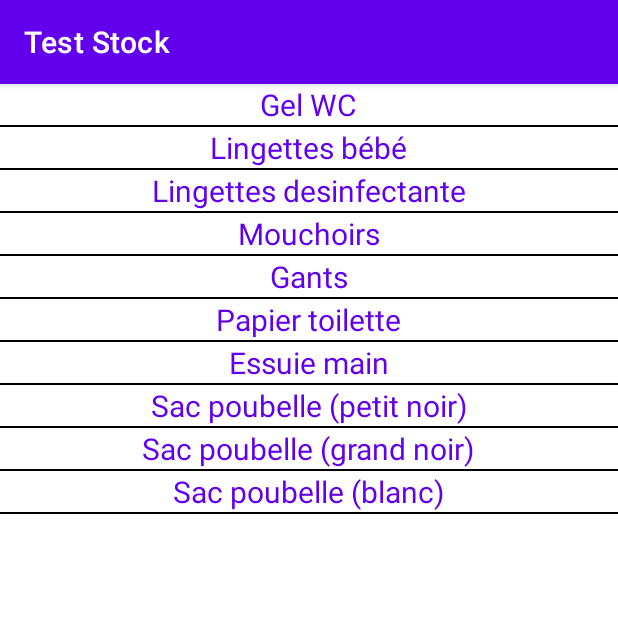
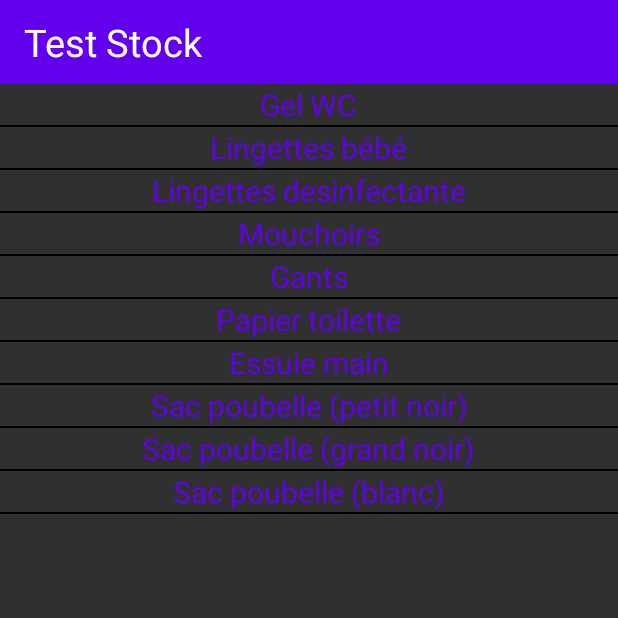
Before and after one commit to GillouH/TestStock, an Android app: the screen it shows after launch (MainActivity), on a phone screen of 412 x 824 dp, the top half of it. Run offline under Robolectric (Android 15) with nearby library versions, the phone set to English and light mode, and no system bars.

Commit message:
Thème et styles
Personnalisation de la toolBar, création du theme générale de l'appli et des styles pour la main activity

```diff
--- a/app/src/main/java/com/example/teststock/controllers/MainActivity.java
+++ b/app/src/main/java/com/example/teststock/controllers/MainActivity.java
@@ -1,6 +1,7 @@
 package com.example.teststock.controllers;
 
 import androidx.appcompat.app.AppCompatActivity;
+import androidx.appcompat.widget.Toolbar;
 import androidx.core.content.ContextCompat;
 import androidx.recyclerview.widget.DividerItemDecoration;
 import androidx.recyclerview.widget.LinearLayoutManager;
@@ -33,6 +34,9 @@ public class MainActivity extends AppCompatActivity{
         super.onCreate(savedInstanceState);
         setContentView(R.layout.activity_main);
 
+        Toolbar toolbar = (Toolbar)findViewById(R.id.activityMain_toolbar);
+        setSupportActionBar(toolbar);
+
         // RecyclerView initialization.
         recyclerView = findViewById(R.id.activityMain_recyclerView_listItem);
         recyclerView.setLayoutManager(recyclerViewLayoutManager);
--- a/app/src/main/res/layout/activity_item_detail.xml
+++ b/app/src/main/res/layout/activity_item_detail.xml
@@ -4,14 +4,15 @@
     android:layout_width="match_parent"
     android:layout_height="match_parent"
     android:orientation="vertical"
-    tools:context=".controllers.ItemDetailActivity">
+    tools:context=".controllers.ItemDetailActivity"
+    android:layout_margin="5sp">
 
     <TextView
         android:id="@+id/activityItemDetail_textView_itemName"
         android:layout_width="wrap_content"
         android:layout_height="wrap_content"
         android:text="@string/default_item_name"
-        android:textSize="20sp" />
+        style="@style/ItemName"/>
 
     <LinearLayout
         android:id="@+id/activityItemDetail_linearLayout_itemBasic"
@@ -21,15 +22,13 @@
         <TextView
             android:layout_width="wrap_content"
             android:layout_height="wrap_content"
-            android:text="@string/default_item_quantityUnitLabel"
-            android:textSize="15sp"/>
+            android:text="@string/default_item_quantityUnitLabel"/>
 
         <TextView
             android:id="@+id/activityItemDetail_textView_itemQuantityUnitValue"
             android:layout_width="wrap_content"
             android:layout_height="wrap_content"
-            android:text="@string/default_item_quantityUnitValue"
-            android:textSize="15sp"/>
+            android:text="@string/default_item_quantityUnitValue"/>
     </LinearLayout>
 
     <LinearLayout
--- a/app/src/main/res/layout/activity_main.xml
+++ b/app/src/main/res/layout/activity_main.xml
@@ -2,9 +2,17 @@
 <LinearLayout
     xmlns:android="http://schemas.android.com/apk/res/android"
     xmlns:tools="http://schemas.android.com/tools"
+    xmlns:app="http://schemas.android.com/apk/res-auto"
     android:layout_width="match_parent"
     android:layout_height="match_parent"
-    tools:context=".controllers.MainActivity">
+    tools:context=".controllers.MainActivity"
+    android:orientation="vertical">
+
+    <androidx.appcompat.widget.Toolbar
+        android:id="@+id/activityMain_toolbar"
+        android:layout_width="match_parent"
+        app:titleTextAppearance="@style/AppName"
+        style="@style/ActionBar"/>
 
     <androidx.recyclerview.widget.RecyclerView
         android:id="@+id/activityMain_recyclerView_listItem"
--- a/app/src/main/res/layout/activity_main_item_adapter.xml
+++ b/app/src/main/res/layout/activity_main_item_adapter.xml
@@ -10,7 +10,6 @@
         android:layout_width="wrap_content"
         android:layout_height="wrap_content"
         android:text="@string/default_item_name"
-        android:textColor="@color/colorPrimary"
-        android:textSize="20sp" />
+        style="@style/MainActivityList"/>
 
 </LinearLayout>
--- a/app/src/main/res/values-night/themes.xml
+++ /dev/null
@@ -1,16 +0,0 @@
-<resources xmlns:tools="http://schemas.android.com/tools">
-    <!-- Base application theme. -->
-    <style name="Theme.TestStock" parent="Theme.MaterialComponents">
-        <!-- Primary brand color. -->
-        <item name="colorPrimary">@color/purple_200</item>
-        <item name="colorPrimaryVariant">@color/purple_700</item>
-        <item name="colorOnPrimary">@color/black</item>
-        <!-- Secondary brand color. -->
-        <item name="colorSecondary">@color/teal_200</item>
-        <item name="colorSecondaryVariant">@color/teal_200</item>
-        <item name="colorOnSecondary">@color/black</item>
-        <!-- Status bar color. -->
-        <item name="android:statusBarColor" tools:targetApi="l">?attr/colorPrimaryVariant</item>
-        <!-- Customize your theme here. -->
-    </style>
-</resources>
--- a/app/src/main/res/values/colors.xml
+++ b/app/src/main/res/values/colors.xml
@@ -1,14 +1,8 @@
 <?xml version="1.0" encoding="utf-8"?>
 <resources>
-    <color name="purple_200">#FFBB86FC</color>
     <color name="purple_500">#FF6200EE</color>
-    <color name="purple_700">#FF3700B3</color>
-    <color name="teal_200">#FF03DAC5</color>
-    <color name="teal_700">#FF018786</color>
     <color name="black">#FF000000</color>
     <color name="white">#FFFFFFFF</color>
 
     <color name="colorPrimary">@color/purple_500</color>
-    <color name="colorPrimaryDark">@color/purple_700</color>
-    <color name="colorAccent">@color/teal_200</color>
 </resources>
--- a/app/src/main/res/values/themes.xml
+++ b/app/src/main/res/values/themes.xml
@@ -1,16 +1,27 @@
 <resources xmlns:tools="http://schemas.android.com/tools">
     <!-- Base application theme. -->
-    <style name="Theme.TestStock" parent="Theme.MaterialComponents.DayNight.DarkActionBar">
-        <!-- Primary brand color. -->
-        <item name="colorPrimary">@color/purple_500</item>
-        <item name="colorPrimaryVariant">@color/purple_700</item>
-        <item name="colorOnPrimary">@color/white</item>
-        <!-- Secondary brand color. -->
-        <item name="colorSecondary">@color/teal_200</item>
-        <item name="colorSecondaryVariant">@color/teal_700</item>
-        <item name="colorOnSecondary">@color/black</item>
-        <!-- Status bar color. -->
-        <item name="android:statusBarColor" tools:targetApi="l">?attr/colorPrimaryVariant</item>
-        <!-- Customize your theme here. -->
+    <style name="Theme.TestStock" parent="Theme.AppCompat.NoActionBar">
+        <item name="android:statusBarColor" tools:targetApi="l">@color/black</item>
+        <item name="colorPrimary">@color/colorPrimary</item>
+        <item name="android:textSize">15sp</item>
     </style>
+
+    <style name="ActionBar">
+        <item name="android:layout_height">56dp</item>
+        <item name="android:background">@color/colorPrimary</item>
+    </style>
+
+    <style name="AppName">
+        <item name="android:textSize">25sp</item>
+        <item name="android:textColor">@color/white</item>
+    </style>
+
+    <style name="ItemName">
+        <item name="android:textSize">20sp</item>
+    </style>
+
+    <style name="MainActivityList" parent="ItemName">
+        <item name="android:textColor">@color/colorPrimary</item>
+    </style>
+
 </resources>
```
